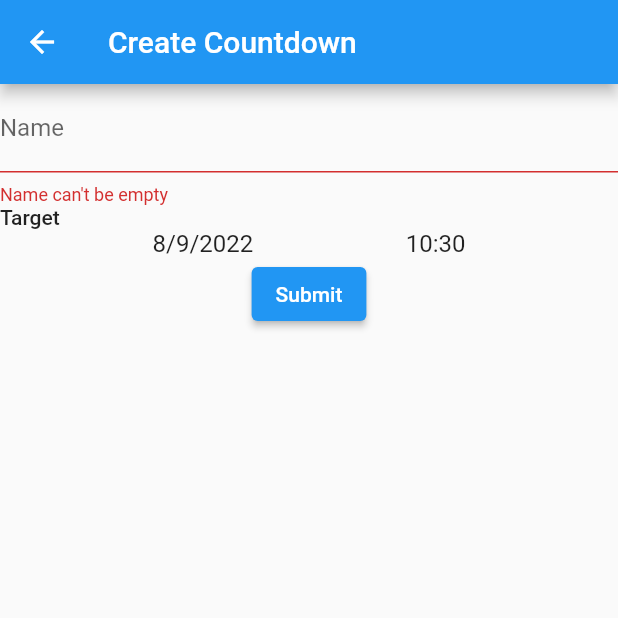
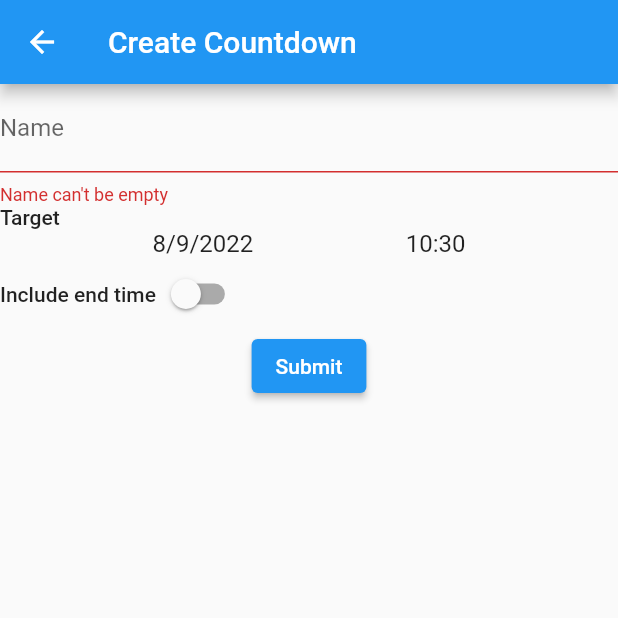
Before and after one commit to soikkea/countdown-timer-app, a Flutter app: the EditCountdownTimerView screen opened by its route, after a tap on "Submit", on a phone screen of 412 x 824 dp, the top half of it. Run offline on Flutter 3.47's test engine with Material 2 defaults, Android fonts, the phone set to English and light mode, and no system bars; our stand-ins replace shared_preferences, sqflite; accounts and stored records are empty; generated files the repository leaves out were written again.

Commit message:
Add end time to edit countdown view

```diff
--- a/lib/src/countdown/edit_countdown_view.dart
+++ b/lib/src/countdown/edit_countdown_view.dart
@@ -29,6 +29,8 @@ class _CountdownTimerFormState extends State<CountdownTimerForm> {
   final _formKey = GlobalKey<FormState>();
   String _name = '';
   DateTime _target = DateTime.now();
+  DateTime _endTime = DateTime.now();
+  bool _includeEndTime = false;
 
   @override
   void initState() {
@@ -71,6 +73,54 @@ class _CountdownTimerFormState extends State<CountdownTimerForm> {
               },
               title: 'Target',
             ),
+            Row(
+              children: [
+                Text(
+                  'Include end time',
+                  style: Theme.of(context).textTheme.bodyText1,
+                ),
+                Switch(
+                    value: _includeEndTime,
+                    onChanged: (enabled) {
+                      setState(() {
+                        _includeEndTime = enabled;
+                      });
+                    }),
+              ],
+            ),
+            if (_includeEndTime)
+              FormField<DateTime>(
+                initialValue: _endTime,
+                validator: (value) {
+                  if (_includeEndTime && !_endTime.isAfter(_target)) {
+                    return 'End time must be after target';
+                  }
+                  return null;
+                },
+                builder: (formFieldState) {
+                  return Column(
+                    children: [
+                      _FormDateTimePicker(
+                        date: _endTime,
+                        onChanged: (value) {
+                          setState(() {
+                            _endTime = value;
+                          });
+                        },
+                        title: 'End Time',
+                      ),
+                      if (!formFieldState.isValid)
+                        Text(
+                          formFieldState.errorText ?? "",
+                          style: Theme.of(context)
+                              .textTheme
+                              .caption!
+                              .copyWith(color: Theme.of(context).errorColor),
+                        )
+                    ],
+                  );
+                },
+              ),
             ElevatedButton(
               onPressed: () {
                 if (_formKey.currentState!.validate()) {
@@ -78,6 +128,7 @@ class _CountdownTimerFormState extends State<CountdownTimerForm> {
                     id: 0,
                     name: _name,
                     startTime: _target.toUtc(),
+                    endTime: _includeEndTime ? _endTime.toUtc() : null,
                     createdAt: DateTime.now().toUtc(),
                   );
                   Provider.of<CountdownTimerProvider>(
```
